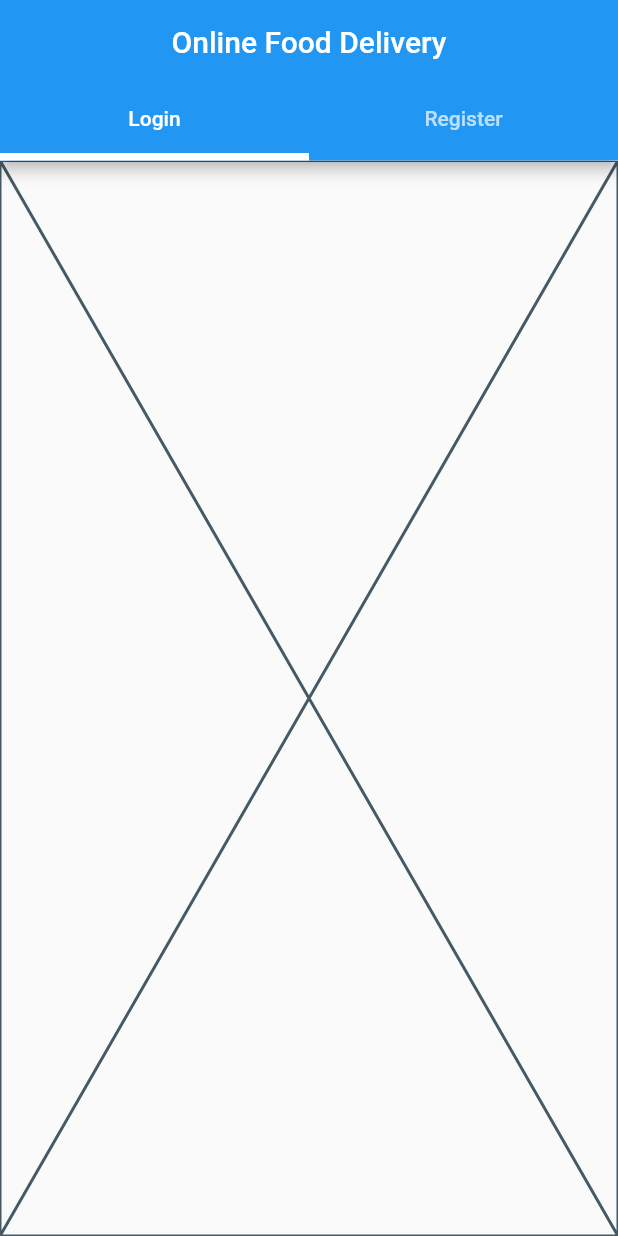
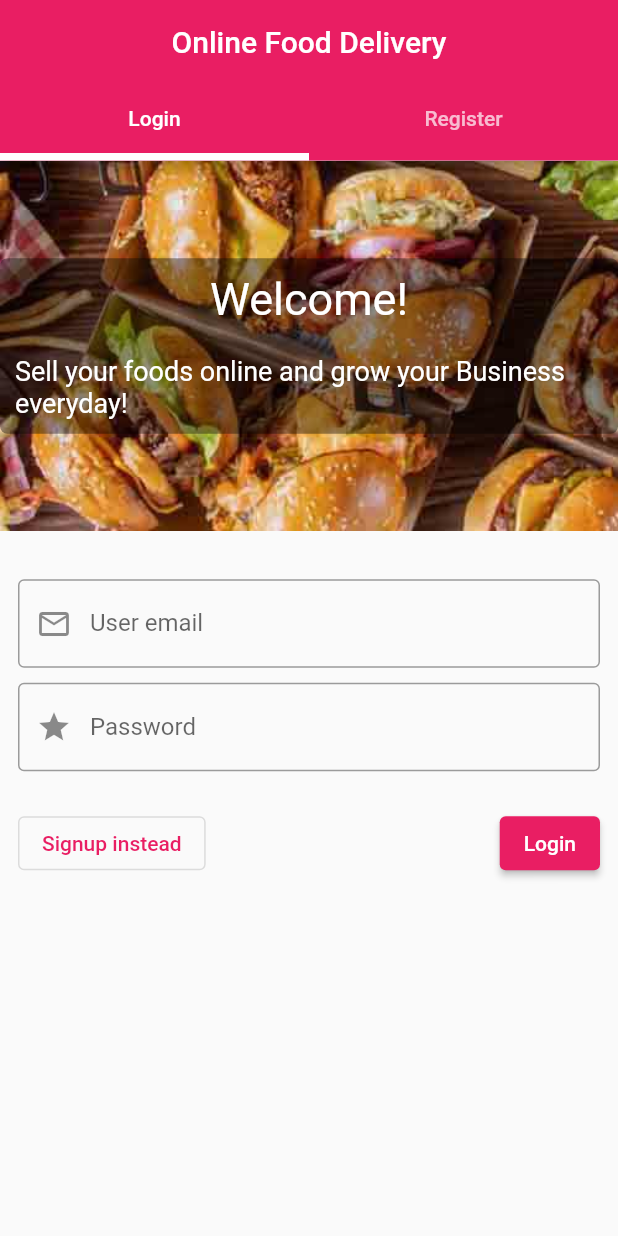
Before and after one commit to mydigita/food-order-and-delivery-app, a Flutter app: the screen it shows after launch, on a phone screen of 412 x 824 dp. Run offline on Flutter 3.47's test engine with Material 2 defaults, Android fonts, the light colour scheme and no system bars; our stand-ins replace image_picker.

Commit message:
designed login page

```diff
--- a/lib/authentication/authscreen.dart
+++ b/lib/authentication/authscreen.dart
@@ -1,6 +1,6 @@
 import 'package:flutter/material.dart';
-import 'package:foodyline/authentication/login.dart';
-import 'package:foodyline/authentication/register.dart';
+import './loginpage.dart';
+import './registerpage.dart';
 
 class AuthScreen extends StatefulWidget {
   const AuthScreen({super.key});
@@ -37,8 +37,8 @@ class _AuthScreenState extends State<AuthScreen> {
         body: Container(
           color: null,
           child: const TabBarView(children: [
-            LoginScreen(),
-            RegisterScreen(),
+            LoginPage(),
+            RegisterPage(),
           ]),
         ),
       ),
--- a/lib/authentication/login.dart
+++ /dev/null
@@ -1,15 +0,0 @@
-import 'package:flutter/material.dart';
-
-class LoginScreen extends StatefulWidget {
-  const LoginScreen({super.key});
-
-  @override
-  State<LoginScreen> createState() => _LoginScreenState();
-}
-
-class _LoginScreenState extends State<LoginScreen> {
-  @override
-  Widget build(BuildContext context) {
-    return const Placeholder();
-  }
-}
--- /dev/null
+++ b/lib/authentication/loginpage.dart
@@ -0,0 +1,129 @@
+import 'package:flutter/material.dart';
+
+class LoginPage extends StatefulWidget {
+  const LoginPage({super.key});
+
+  @override
+  State<LoginPage> createState() => _LoginPageState();
+}
+
+class _LoginPageState extends State<LoginPage> {
+  final _formKey = GlobalKey<FormState>();
+  @override
+  Widget build(BuildContext context) {
+    return SingleChildScrollView(
+      child: Column(
+        mainAxisSize: MainAxisSize.max,
+        children: [
+          Stack(
+            alignment: Alignment.center,
+            children: [
+              Container(
+                color: null,
+                child: Image.asset("images/seller.jpg"),
+              ),
+              Container(
+                alignment: Alignment.center,
+                padding: const EdgeInsets.all(10),
+                decoration: BoxDecoration(
+                  borderRadius: BorderRadius.circular(5),
+                  color: Colors.black38,
+                ),
+                child: Column(
+                  children: const [
+                    Text(
+                      'Welcome!',
+                      style: TextStyle(
+                        fontSize: 30,
+                        color: Colors.white,
+                        fontWeight: FontWeight.w400,
+                      ),
+                    ),
+                    SizedBox(
+                      height: 20,
+                    ),
+                    Text(
+                      'Sell your foods online and grow your Business everyday!',
+                      style: TextStyle(
+                        fontSize: 18,
+                        color: Colors.white,
+                      ),
+                    ),
+                  ],
+                ),
+              ),
+            ],
+          ),
+          const SizedBox(height: 20),
+          Padding(
+            padding: const EdgeInsets.all(12.0),
+            child: Form(
+              key: _formKey,
+              child: Column(
+                children: [
+                  TextFormField(
+                    key: const ValueKey('useremail'),
+                    keyboardType: TextInputType.emailAddress,
+                    autocorrect: false,
+                    textCapitalization: TextCapitalization.none,
+                    enableSuggestions: false,
+                    decoration: const InputDecoration(
+                      border: OutlineInputBorder(),
+                      labelText: "User email",
+                      prefixIcon: Icon(Icons.email_outlined),
+                    ),
+                    validator: (value) {
+                      if (value!.isEmpty ||
+                          !value.contains('@') ||
+                          !value.contains('.') ||
+                          value.length < 5) {
+                        return 'Please enter email';
+                      }
+                      return null;
+                    },
+                  ),
+                  const SizedBox(
+                    height: 10,
+                  ),
+                  TextFormField(
+                    key: const ValueKey('password'),
+                    keyboardType: TextInputType.emailAddress,
+                    autocorrect: false,
+                    textCapitalization: TextCapitalization.none,
+                    enableSuggestions: false,
+                    decoration: const InputDecoration(
+                      border: OutlineInputBorder(),
+                      labelText: "Password",
+                      prefixIcon: Icon(Icons.star),
+                    ),
+                    validator: (value) {
+                      if (value!.isEmpty ||
+                          value.length < 7 ||
+                          value.length > 32) {
+                        return 'Enter is not valid';
+                      }
+                      return null;
+                    },
+                  ),
+                ],
+              ),
+            ),
+          ),
+          Padding(
+            padding: const EdgeInsets.all(12.0),
+            child: Row(
+              mainAxisAlignment: MainAxisAlignment.spaceBetween,
+              children: [
+                OutlinedButton(
+                  onPressed: () {},
+                  child: const Text('Signup instead'),
+                ),
+                ElevatedButton(onPressed: () {}, child: const Text('Login'))
+              ],
+            ),
+          ),
+        ],
+      ),
+    );
+  }
+}
--- a/lib/main.dart
+++ b/lib/main.dart
@@ -14,7 +14,7 @@ class MyApp extends StatelessWidget {
     return MaterialApp(
       title: 'Sellers App',
       theme: ThemeData(
-        primarySwatch: Colors.blue,
+        primarySwatch: Colors.pink,
       ),
       home: const SplashScreen(),
     );
```
Also changed, not shown: lib/authentication/registerpage.dart (renamed from lib/authentication/register.dart, +23 -34 lines), images/seller.jpg (added), images/seller.png (deleted).
